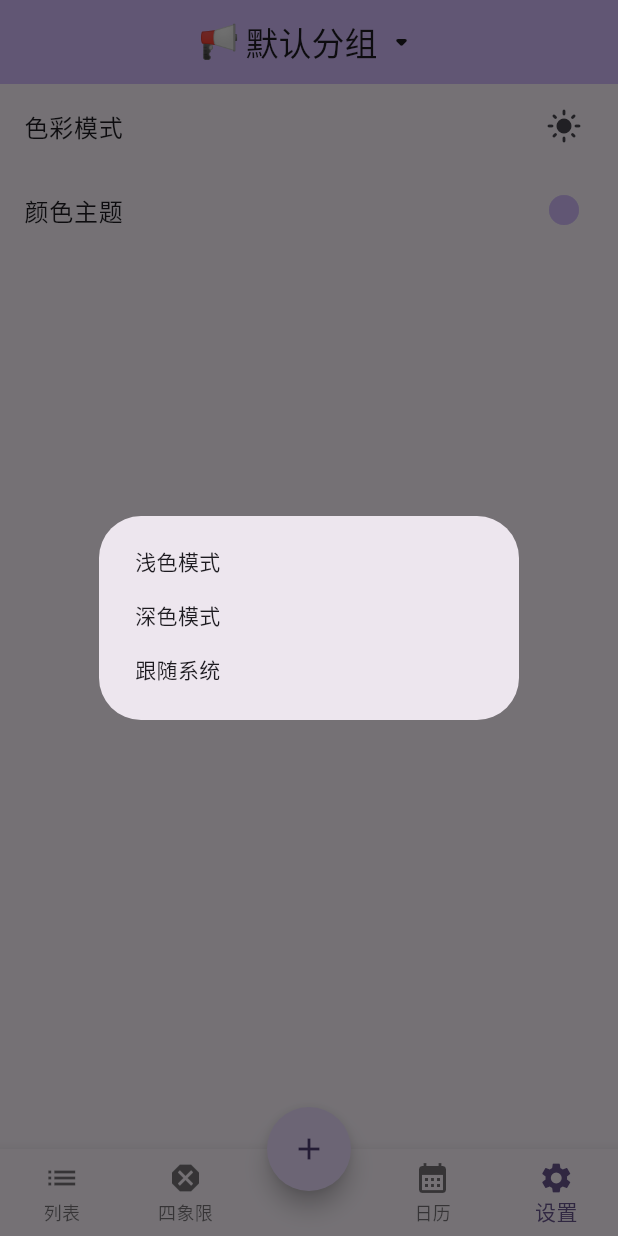
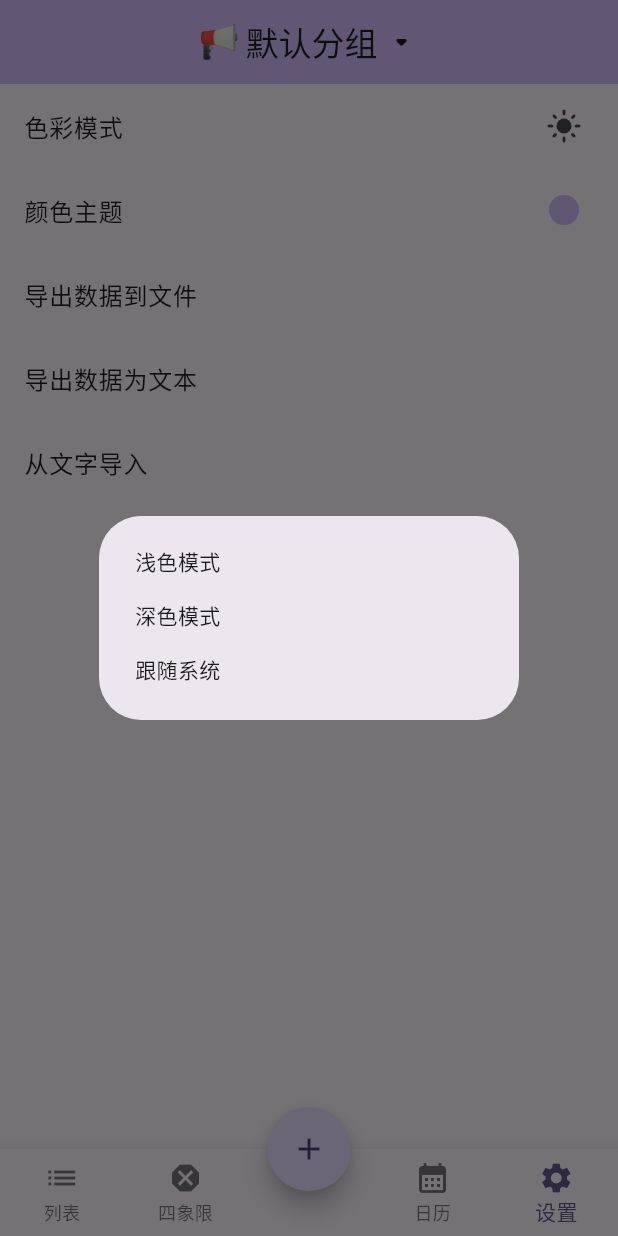
Before and after one commit to Zinc23333/time_manager_client, a Flutter app: the screen it shows after launch, item 5 of the bottom bar chosen, after a tap on "色彩模式", on a phone screen of 412 x 824 dp. Run offline on Flutter 3.47's test engine with Material 3 defaults, Android fonts, the phone set to English and light mode, and no system bars; our stand-ins replace emoji_picker_flutter, envied, fixnum, flutter_colorpicker, get, get_storage and 1 more; missing offline and left inert: omni_datetime_picker, openai_dart, protobuf; generated files the repository leaves out were written again.

Commit message:
add "load from text'

```diff
--- a/lib/data/controller.dart
+++ b/lib/data/controller.dart
@@ -1,4 +1,7 @@
+import 'dart:convert';
+import 'dart:io';
 import 'dart:math';
+import 'dart:typed_data';
 
 import 'package:get/get.dart';
 import 'package:time_manager_client/data/local_storage.dart';
@@ -111,14 +114,34 @@ class Controller extends GetxController {
         currentGroupId: currentGroupIndex.value.toInt64(),
       );
 
+  Future<File?> saveDownloadDirectory() => LocalStorage.instance?.writeToDownloadDirectory(toProto()) ?? Future.value(null);
+
+  String saveAsText() => Base64Encoder().convert(toProto().writeToBuffer());
+
   // 导入
   void loadLocally() {
-    final r = LocalStorage.instance?.read();
-    if (r == null) return;
-    rawGroup = r.$1;
-    rawTask = r.$2;
-    rawGroupIds = r.$3;
-    currentGroupIndex.value = r.$4;
-    update();
+    if (!loadData(null)) throw Exception("LocalStorage is not available");
+  }
+
+  bool loadData(Uint8List? data) {
+    // data 非空 则从外部导入
+    try {
+      final r = LocalStorage.instance?.read(data);
+      if (r == null) return false;
+      rawGroup = r.$1;
+      rawTask = r.$2;
+      rawGroupIds = r.$3;
+      currentGroupIndex.value = r.$4;
+      update();
+      if (data != null) LocalStorage.instance?.write(toProto());
+      return true;
+    } catch (e) {
+      return false;
+    }
+  }
+
+  bool loadFromText(String text) {
+    final d = Base64Decoder().convert(text);
+    return loadData(d);
   }
 }
--- a/lib/data/local_storage.dart
+++ b/lib/data/local_storage.dart
@@ -16,6 +16,7 @@ class LocalStorage {
   LocalStorage._();
   static final LocalStorage _instance = LocalStorage._();
   static LocalStorage? get instance => kIsWeb ? null : _instance;
+  static const storageFileName = "storage.bin";
 
   bool _initialized = false;
   late final Directory storageDir;
@@ -24,24 +25,43 @@ class LocalStorage {
   Future<void> init() async {
     if (_initialized) return;
     storageDir = await getApplicationDocumentsDirectory();
-    storageFile = File("${storageDir.path}/storage.proto");
+    storageFile = File("${storageDir.path}/$storageFileName");
 
     _initialized = true;
   }
 
+  // 写出
   void write(p.Storage storage) {
     storageFile.writeAsBytesSync(storage.writeToBuffer());
   }
 
-  (Map<int, Group> groups, Map<int, Task> tasks, List<int> groupIds, int currentGroup)? read() {
+  // 导出
+  Future<File?> writeTo(p.Storage storage, String path) async {
+    if (kIsWeb) return null;
+    write(storage);
+    return await storageFile.copy(path);
+  }
+
+  Future<File?> writeToDownloadDirectory(p.Storage storage) async {
+    if (kIsWeb) return null;
+
+    final d = await getDownloadsDirectory();
+    if (d == null) return null;
+    if (!d.existsSync()) return null;
+
+    return await writeTo(storage, "${d.path}/待办备份 ${DateTime.now()}.bin");
+  }
+
+  // 导入
+  (Map<int, Group> groups, Map<int, Task> tasks, List<int> groupIds, int currentGroup)? read([Uint8List? rawData]) {
     final Map<int, Group> g = {};
     final Map<int, Task> t = {};
     final List<int> gis = [];
 
-    if (!storageFile.existsSync()) return null;
+    if (rawData == null && !storageFile.existsSync()) return null;
 
-    final raw = storageFile.readAsBytesSync();
-    final s = p.Storage.fromBuffer(raw);
+    rawData ??= storageFile.readAsBytesSync();
+    final s = p.Storage.fromBuffer(rawData);
 
     s.groups.forEach((key, value) {
       g[key.toInt()] = Group.fromProto(value);
--- a/lib/pages/setting_page.dart
+++ b/lib/pages/setting_page.dart
@@ -1,8 +1,13 @@
+import 'dart:io';
+
 import 'package:flutter/material.dart';
+import 'package:flutter/services.dart';
 import 'package:flutter_colorpicker/flutter_colorpicker.dart';
 import 'package:get/get.dart';
+import 'package:time_manager_client/data/controller.dart';
 import 'package:time_manager_client/data/local_storage.dart';
 import 'package:time_manager_client/helper/helper.dart';
+import 'package:time_manager_client/widgets/simple_text_bottom_sheet.dart';
 
 class SettingPage extends StatefulWidget {
   const SettingPage({super.key});
@@ -28,7 +33,75 @@ class _SettingPageState extends State<SettingPage> {
       children: [
         buildTileDarkmode(context),
         buildTileColorScheme(context),
+        buildTileExportToFile(context),
+        buildTileExportAsText(context),
+        buildTileImportFromText(context),
       ],
+    );
+  }
+
+  ListTile buildTileImportFromText(BuildContext context) {
+    return ListTile(
+      title: Text("从文字导入"),
+      onTap: () async {
+        final s = await SimpleTextBottomSheet.show(context);
+        if (s?.isEmpty ?? true) {
+          Get.snackbar("导入失败", "文本为空");
+          return;
+        }
+
+        if (Controller.to.loadFromText(s!)) {
+          Get.snackbar("导入成功", "数据已导入");
+        } else {
+          Get.snackbar("导入失败", "数据格式错误");
+        }
+        // File? file = await Controller.to.saveDownloadDirectory();
+        // if (file == null) {
+        //   Get.snackbar("导出失败", "请检查是否有下载文件夹的写入权限");
+        //   return;
+        // }
+        // Get.snackbar("导出成功", "已保存到: ${file.path}");
+      },
+    );
+  }
+
+  ListTile buildTileExportToFile(BuildContext context) {
+    return ListTile(
+      title: Text("导出数据到文件"),
+      onTap: () async {
+        File? file = await Controller.to.saveDownloadDirectory();
+        if (file == null) {
+          Get.snackbar("导出失败", "请检查是否有下载文件夹的写入权限");
+          return;
+        }
+        Get.snackbar("导出成功", "已保存到: ${file.path}");
+      },
+    );
+  }
+
+  ListTile buildTileExportAsText(BuildContext context) {
+    return ListTile(
+      title: Text("导出数据为文本"),
+      onTap: () async {
+        String data = Controller.to.saveAsText();
+        showDialog(
+          context: context,
+          builder: (context) => AlertDialog(
+            title: Text("数据信息"),
+            content: SingleChildScrollView(
+              child: SelectableText(data),
+            ),
+            actions: [
+              TextButton(
+                onPressed: () {
+                  Clipboard.setData(ClipboardData(text: data));
+                },
+                child: Text("复制"),
+              ),
+            ],
+          ),
+        );
+      },
     );
   }
 
```
Also changed, not shown: lib/pages/four_quadrant_page.dart (+5 -14 lines), lib/pages/list_page.dart (+11 -10 lines), lib/widgets/simple_text_bottom_sheet.dart (added, +37 -0 lines).
